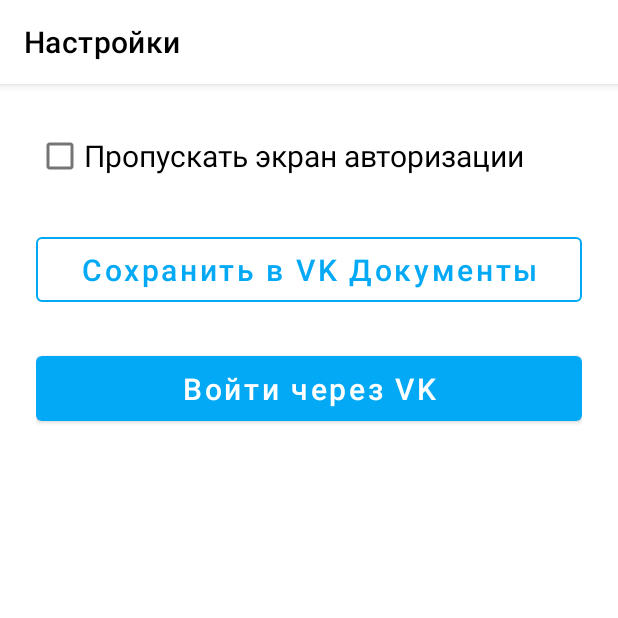
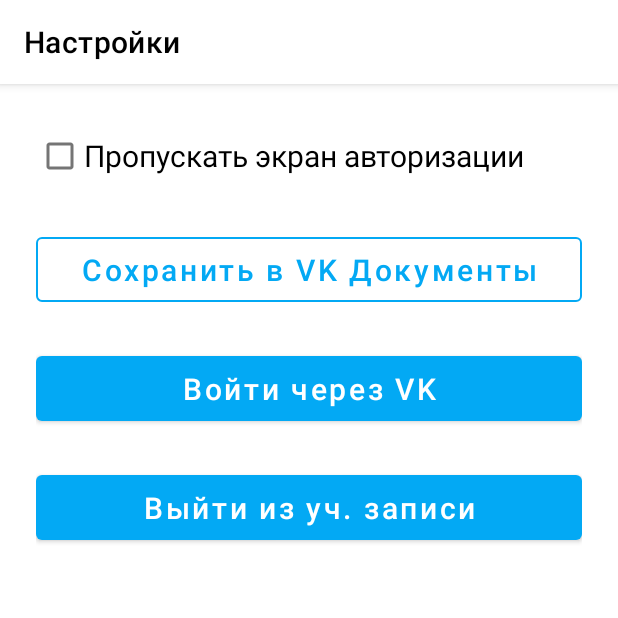
Before and after one commit to andreyhoco/Voice_Diary, an Android app: the fragment SettingsFragment placed in its activity, on a phone screen of 412 x 824 dp, the top half of it. Run offline under Robolectric (Android 15) with nearby library versions, the phone set to English and light mode, and no system bars; libraries missing offline, so code that uses them is left out: com.vk.api; 3 statements that could not run were skipped.

Commit message:
Add "Sign out" button to settings, improve "Sign in"

```diff
--- a/app/src/main/java/com/designdrivendevelopment/voicediary/SettingsFragment.kt
+++ b/app/src/main/java/com/designdrivendevelopment/voicediary/SettingsFragment.kt
@@ -9,12 +9,17 @@ import android.view.View
 import android.view.ViewGroup
 import android.widget.Button
 import android.widget.CheckBox
+import android.widget.TextView
+import androidx.core.view.isVisible
+import com.google.android.material.snackbar.Snackbar
 import com.vk.api.sdk.VK
 
 class SettingsFragment : Fragment() {
     private var skipAuthCheckBox: CheckBox? = null
     private var authButton: Button? = null
     private var syncButton: Button? = null
+    private var signOutButton: Button? = null
+    private var authHintText: TextView? = null
     private var prefs: SharedPreferences? = null
 
     override fun onCreateView(
@@ -37,6 +42,22 @@ class SettingsFragment : Fragment() {
     override fun onStart() {
         super.onStart()
         authButton?.isEnabled = !VK.isLoggedIn()
+        signOutButton?.isEnabled = VK.isLoggedIn()
+        authHintText?.isVisible = VK.isLoggedIn()
+
+        val authErrorMsg = prefs?.getString(MainActivity.AUTH_ERROR_MSG, "").orEmpty()
+        if (authErrorMsg.isNotEmpty()) {
+            Snackbar.make(
+                requireView(),
+                authErrorMsg,
+                Snackbar.LENGTH_LONG
+            ).show()
+
+            prefs?.edit()?.apply {
+                putString(MainActivity.AUTH_ERROR_MSG, "")
+                apply()
+            }
+        }
     }
 
     override fun onStop() {
@@ -63,18 +84,29 @@ class SettingsFragment : Fragment() {
             }
             context.startActivity(intent)
         }
+
+        signOutButton?.setOnClickListener {
+            VK.logout()
+            authButton?.isEnabled = true
+            signOutButton?.isEnabled = false
+            authHintText?.isVisible = false
+        }
     }
 
     private fun initViews(view: View) {
         skipAuthCheckBox = view.findViewById(R.id.skip_auth_checkbox)
         authButton = view.findViewById(R.id.auth_button)
         syncButton = view.findViewById(R.id.sync_button)
+        signOutButton = view.findViewById(R.id.sign_out_button)
+        authHintText = view.findViewById(R.id.text_hint_auth)
     }
 
     private fun clearViews() {
         skipAuthCheckBox = null
         authButton = null
         syncButton = null
+        signOutButton = null
+        authHintText = null
     }
 
     companion object {
--- a/app/src/main/res/layout/fragment_settings.xml
+++ b/app/src/main/res/layout/fragment_settings.xml
@@ -17,7 +17,8 @@
         android:layout_marginTop="24dp"
         android:checked="false"
         android:text="@string/text_skip_auth_checkbox"
-        android:textSize="20sp"/>
+        android:textSize="20sp"
+        />
 
     <Button
         android:id="@+id/sync_button"
@@ -30,7 +31,8 @@
         android:textAllCaps="false"
         android:textSize="20sp"
         app:strokeColor="?attr/colorAccent"
-        style="?attr/materialButtonOutlinedStyle" />
+        style="?attr/materialButtonOutlinedStyle"
+        />
 
     <Button
         android:id="@+id/auth_button"
@@ -42,4 +44,26 @@
         android:textAllCaps="false"
         android:textSize="20sp"
         />
+
+    <TextView
+        android:id="@+id/text_hint_auth"
+        android:layout_width="match_parent"
+        android:layout_height="wrap_content"
+        android:visibility="gone"
+        android:text="@string/text_hint_auth"
+        android:textSize="16sp"
+        android:textColor="@color/gray"
+        />
+
+    <Button
+        android:id="@+id/sign_out_button"
+        android:layout_width="match_parent"
+        android:layout_height="wrap_content"
+        android:layout_gravity="bottom"
+        android:layout_marginTop="24dp"
+        android:paddingVertical="8dp"
+        android:text="@string/text_sign_out_button"
+        android:textAllCaps="false"
+        android:textSize="20sp"
+        />
 </LinearLayout>
--- a/app/src/main/res/values/strings.xml
+++ b/app/src/main/res/values/strings.xml
@@ -13,4 +13,6 @@
     <string name="text_skip_auth_checkbox">Пропускать экран авторизации</string>
     <string name="text_sync_button">Сохранить в VK Документы</string>
     <string name="title_settings_fragment">Настройки</string>
+    <string name="text_hint_auth">Вы уже авторизованы</string>
+    <string name="text_sign_out_button">Выйти из уч. записи</string>
 </resources>
```
Also changed, not shown: app/src/main/java/com/designdrivendevelopment/voicediary/MainActivity.kt (+23 -10 lines).
